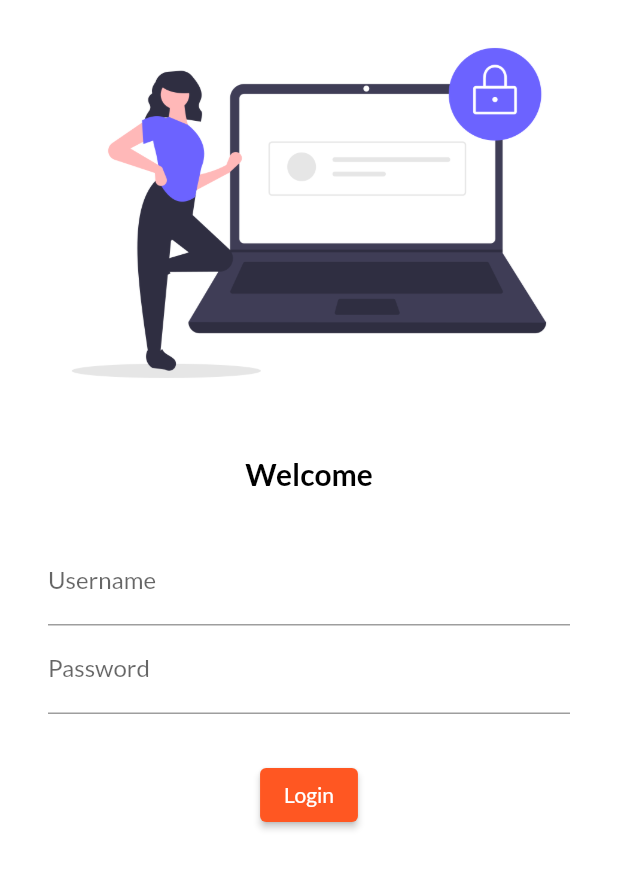
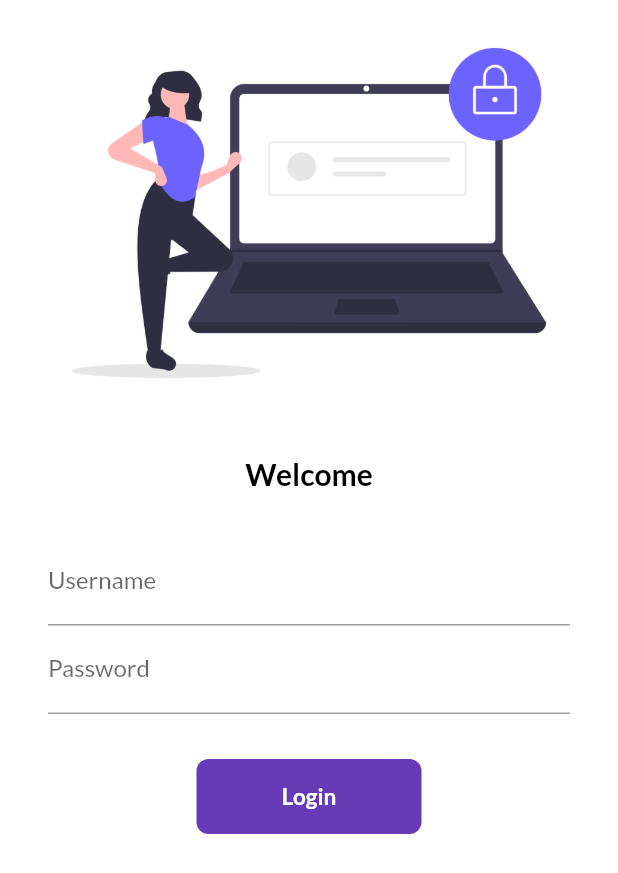
Before and after one commit to azzadpandit1122/flutter_catologe_App, a Flutter app: the screen it shows after launch, on a phone screen of 412 x 824 dp. Shown: the top 873 px of the screen. Run offline on Flutter 3.47's test engine with Material 2 defaults, Android fonts, the phone set to English and light mode, and no system bars; our stand-ins replace google_fonts.

Commit message:
login animation

```diff
--- a/lib/pages/login_page.dart
+++ b/lib/pages/login_page.dart
@@ -1,9 +1,16 @@
-import 'dart:developer';
 import 'package:flutter/material.dart';
-import 'package:test_project/utils/route.dart';
 
-class LoginPage extends StatelessWidget {
+import '../utils/route.dart';
+
+class LoginPage extends StatefulWidget {
   const LoginPage({Key? key}) : super(key: key);
+
+  @override
+  State<LoginPage> createState() => _LoginPageState();
+}
+
+class _LoginPageState extends State<LoginPage> {
+  bool changeButton = false;
 
   @override
   Widget build(BuildContext context) {
@@ -16,17 +23,17 @@ class LoginPage extends StatelessWidget {
               "assets/images/login.png",
               fit: BoxFit.cover,
             ),
-            SizedBox(
+            const SizedBox(
               height: 20.0,
             ),
-            Text(
+            const Text(
               "Welcome",
               style: TextStyle(
                   color: Colors.black,
                   fontSize: 20,
                   fontWeight: FontWeight.bold),
             ),
-            SizedBox(
+            const SizedBox(
               height: 20.0,
             ),
             Padding(
@@ -34,27 +41,54 @@ class LoginPage extends StatelessWidget {
               child: Column(
                 children: [
                   TextFormField(
-                    decoration: InputDecoration(
+                    decoration: const InputDecoration(
                         hintText: "Enter Username", labelText: "Username"),
                   ),
                   TextFormField(
                     obscureText: true,
-                    decoration: InputDecoration(
+                    decoration: const InputDecoration(
                         hintText: "Enter Password", labelText: "Password"),
                   )
                 ],
               ),
             ),
-            SizedBox(
+            const SizedBox(
               height: 20.0,
             ),
-            ElevatedButton(
+            InkWell(
+              onTap: (){
+                setState((){
+                  changeButton = true;
+                });
+               // Navigator.pushNamed(context,MyRoute.homeRoute);
+              },
+              child:  AnimatedContainer(
+                duration: Duration(seconds: 1),
+                  width: changeButton ? 50 : 150,
+                  height: 50,
+                  alignment: Alignment.center,
+                  child: changeButton ? Icon(Icons.done,color: Colors.white,) : Text(
+                    "Login",
+                    style: TextStyle(
+                        color: Colors.white,
+                        fontWeight: FontWeight.bold,
+                        fontSize: 15),
+                  ),
+                  decoration: BoxDecoration(
+                      color: Colors.deepPurple,
+                       borderRadius: BorderRadius.circular(changeButton ? 50 : 8)
+                  ),
+                ) ,
+
+            )
+
+            /*ElevatedButton(
               onPressed: () {
                 Navigator.pushNamed(context,MyRoute.homeRoute);
               },
               child: Text("Login"),
               style: TextButton.styleFrom(),
-            )
+            )*/
           ],
         ),
       ),
```
